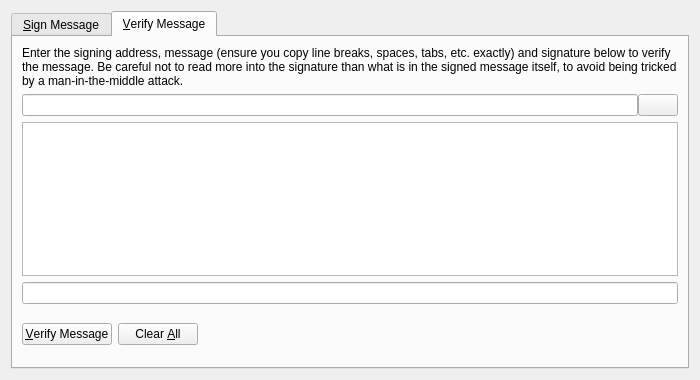
Before: the Qt Designer form src/qt/forms/signverifymessagedialog.ui in nokat/bitbean, drawn with Qt 5.
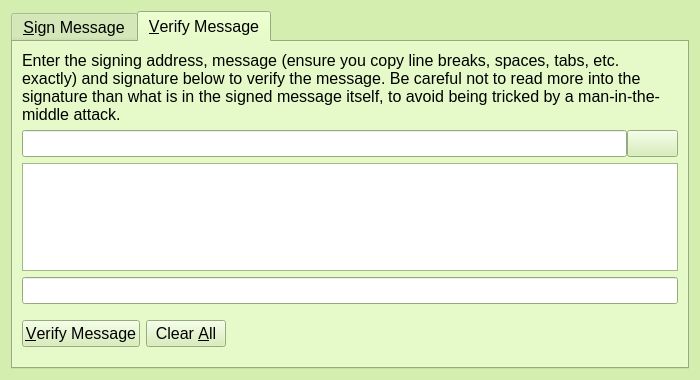
After: the same form once the commit is applied. Icons and pictures are not drawn. Custom widgets are drawn as their Qt base class.

Diff of the .ui file:
```diff
--- a/src/qt/forms/signverifymessagedialog.ui
+++ b/src/qt/forms/signverifymessagedialog.ui
@@ -10,6 +10,184 @@
     <height>380</height>
    </rect>
   </property>
+  <property name="palette">
+   <palette>
+    <active>
+     <colorrole role="Button">
+      <brush brushstyle="SolidPattern">
+       <color alpha="255">
+        <red>211</red>
+        <green>238</green>
+        <blue>175</blue>
+       </color>
+      </brush>
+     </colorrole>
+     <colorrole role="Base">
+      <brush brushstyle="SolidPattern">
+       <color alpha="255">
+        <red>255</red>
+        <green>255</green>
+        <blue>255</blue>
+       </color>
+      </brush>
+     </colorrole>
+     <colorrole role="Window">
+      <brush brushstyle="SolidPattern">
+       <color alpha="255">
+        <red>211</red>
+        <green>238</green>
+        <blue>175</blue>
+       </color>
+      </brush>
+     </colorrole>
+     <colorrole role="Highlight">
+      <brush brushstyle="SolidPattern">
+       <color alpha="255">
+        <red>159</red>
+        <green>213</green>
+        <blue>85</blue>
+       </color>
+      </brush>
+     </colorrole>
+     <colorrole role="AlternateBase">
+      <brush brushstyle="SolidPattern">
+       <color alpha="255">
+        <red>211</red>
+        <green>238</green>
+        <blue>175</blue>
+       </color>
+      </brush>
+     </colorrole>
+     <colorrole role="ToolTipBase">
+      <brush brushstyle="SolidPattern">
+       <color alpha="255">
+        <red>211</red>
+        <green>238</green>
+        <blue>175</blue>
+       </color>
+      </brush>
+     </colorrole>
+    </active>
+    <inactive>
+     <colorrole role="Button">
+      <brush brushstyle="SolidPattern">
+       <color alpha="255">
+        <red>211</red>
+        <green>238</green>
+        <blue>175</blue>
+       </color>
+      </brush>
+     </colorrole>
+     <colorrole role="Base">
+      <brush brushstyle="SolidPattern">
+       <color alpha="255">
+        <red>255</red>
+        <green>255</green>
+        <blue>255</blue>
+       </color>
+      </brush>
+     </colorrole>
+     <colorrole role="Window">
+      <brush brushstyle="SolidPattern">
+       <color alpha="255">
+        <red>211</red>
+        <green>238</green>
+        <blue>175</blue>
+       </color>
+      </brush>
+     </colorrole>
+     <colorrole role="Highlight">
+      <brush brushstyle="SolidPattern">
+       <color alpha="255">
+        <red>159</red>
+        <green>213</green>
+        <blue>85</blue>
+       </color>
+      </brush>
+     </colorrole>
+     <colorrole role="AlternateBase">
+      <brush brushstyle="SolidPattern">
+       <color alpha="255">
+        <red>211</red>
+        <green>238</green>
+        <blue>175</blue>
+       </color>
+      </brush>
+     </colorrole>
+     <colorrole role="ToolTipBase">
+      <brush brushstyle="SolidPattern">
+       <color alpha="255">
+        <red>211</red>
+        <green>238</green>
+        <blue>175</blue>
+       </color>
+      </brush>
+     </colorrole>
+    </inactive>
+    <disabled>
+     <colorrole role="Button">
+      <brush brushstyle="SolidPattern">
+       <color alpha="255">
+        <red>211</red>
+        <green>238</green>
+        <blue>175</blue>
+       </color>
+      </brush>
+     </colorrole>
+     <colorrole role="Base">
+      <brush brushstyle="SolidPattern">
+       <color alpha="255">
+        <red>211</red>
+        <green>238</green>
+        <blue>175</blue>
+       </color>
+      </brush>
+     </colorrole>
+     <colorrole role="Window">
+      <brush brushstyle="SolidPattern">
+       <color alpha="255">
+        <red>211</red>
+        <green>238</green>
+        <blue>175</blue>
+       </color>
+      </brush>
+     </colorrole>
+     <colorrole role="Highlight">
+      <brush brushstyle="SolidPattern">
+       <color alpha="255">
+        <red>0</red>
+        <green>0</green>
+        <blue>128</blue>
+       </color>
+      </brush>
+     </colorrole>
+     <colorrole role="AlternateBase">
+      <brush brushstyle="SolidPattern">
+       <color alpha="255">
+        <red>211</red>
+        <green>238</green>
+        <blue>175</blue>
+       </color>
+      </brush>
+     </colorrole>
+     <colorrole role="ToolTipBase">
+      <brush brushstyle="SolidPattern">
+       <color alpha="255">
+        <red>211</red>
+        <green>238</green>
+        <blue>175</blue>
+       </color>
+      </brush>
+     </colorrole>
+    </disabled>
+   </palette>
+  </property>
+  <property name="font">
+   <font>
+    <family>Liberation Sans</family>
+    <pointsize>12</pointsize>
+   </font>
+  </property>
   <property name="windowTitle">
    <string>Signatures - Sign / Verify a Message</string>
   </property>
```
Left out of the diff: 22 changed lines with no effect on the pictures.
